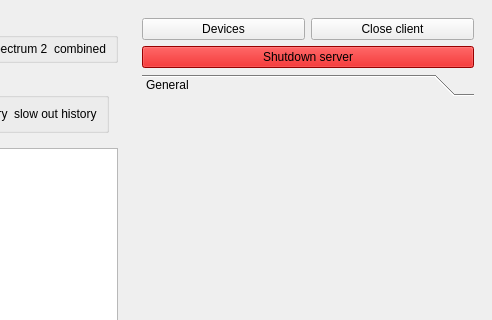
Above: linien/gui/ui/main_window.ui from linien-org/linien before the change; both pictures show x 639 to 1131 and y 0 to 320 of the 1131 by 768 pixel window. Below: the same form after it.
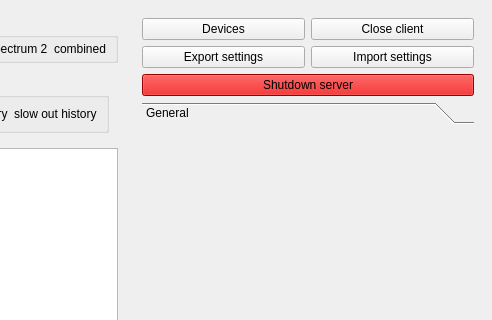
That is the form after the change. Custom widgets are drawn as their Qt base class.

Commit message: allow custom colors, import / export of parameters

The edit to the form file:
```diff
--- a/linien/gui/ui/main_window.ui
+++ b/linien/gui/ui/main_window.ui
@@ -332,6 +332,24 @@
          </layout>
         </widget>
        </item>
+       <item>
+        <layout class="QHBoxLayout" name="horizontalLayout_2">
+         <item>
+          <widget class="QPushButton" name="export_parameters_button">
+           <property name="text">
+            <string>Export settings</string>
+           </property>
+          </widget>
+         </item>
+         <item>
+          <widget class="QPushButton" name="import_parameters_button">
+           <property name="text">
+            <string>Import settings</string>
+           </property>
+          </widget>
+         </item>
+        </layout>
+       </item>
        <item>
         <widget class="QPushButton" name="shutdownButton">
          <property name="palette">
@@ -815,8 +833,8 @@
            <rect>
             <x>0</x>
             <y>0</y>
-            <width>354</width>
-            <height>495</height>
+            <width>338</width>
+            <height>451</height>
            </rect>
           </property>
           <attribute name="label">
```
Left out of the diff: 12 changed lines with no effect on the pictures. The commit also changes 7 other files.
